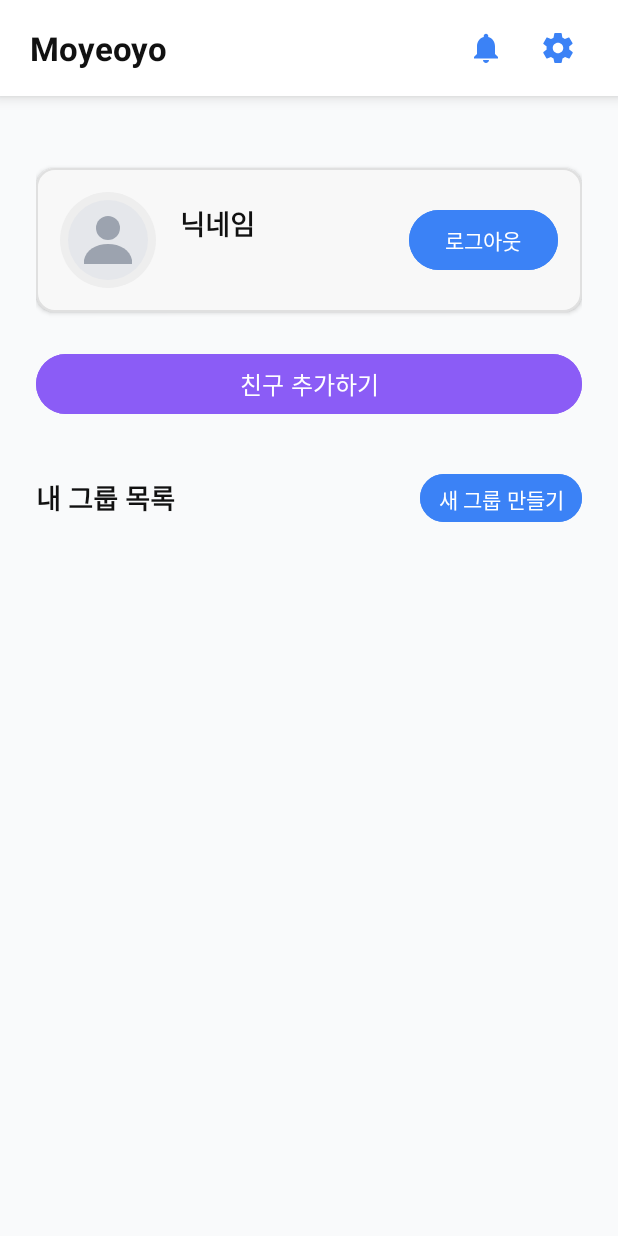
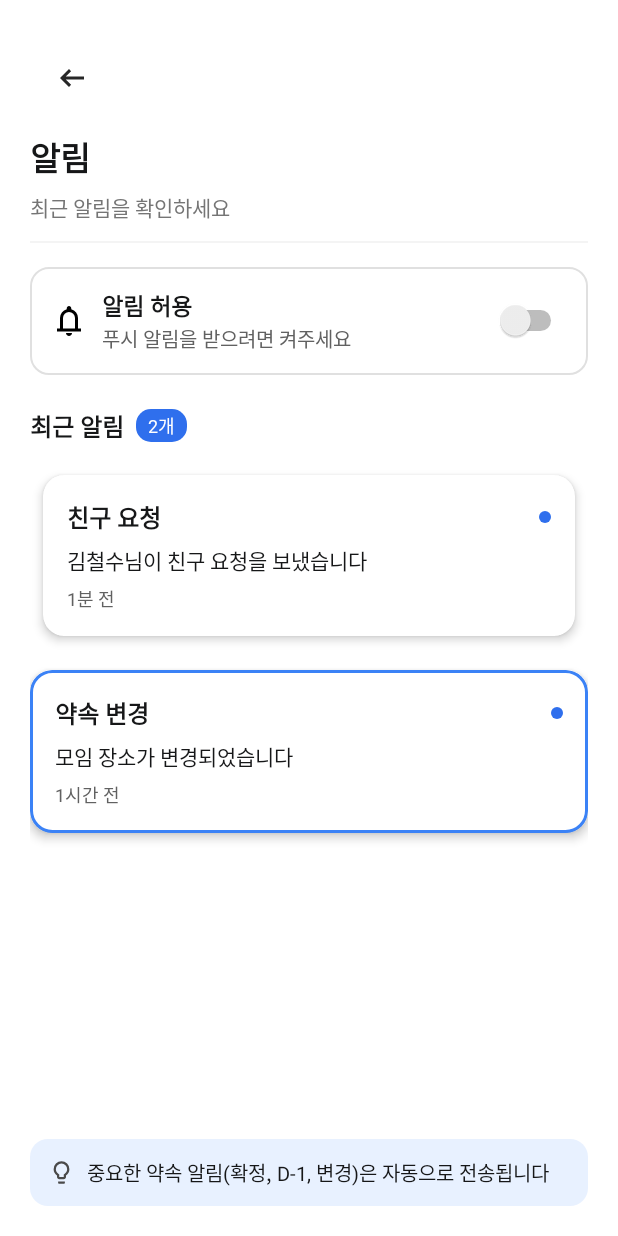
Before and after one commit to TPRPT/Moyeoyo, an Android app: the screen it shows after launch once a user with an empty profile is signed in (MainActivity before the commit, NotificationActivity after it), after a tap on "알림", on a phone screen of 412 x 824 dp. Run offline under Robolectric (Android 15) with nearby library versions, the phone set to English and light mode, and no system bars; our stand-ins replace Dagger/Hilt's generated code, Firebase (no records; nobody signed in at launch, a user with empty details on screens opened directly); pictures from the network do not load.

Commit message:
Feat: 알림 화면 연동

```diff
--- a/app/build.gradle.kts
+++ b/app/build.gradle.kts
@@ -106,6 +106,7 @@ dependencies {
     implementation("com.google.firebase:firebase-storage:22.0.1")
     implementation("com.google.firebase:firebase-messaging:25.0.1")
     implementation("com.google.firebase:firebase-dynamic-links:22.1.0")
+    implementation("com.google.firebase:firebase-messaging:25.0.1")
 
     // Distance Matrix 호출용 (OkHttp)
     implementation("com.squareup.okhttp3:okhttp:4.12.0")
--- a/app/src/main/AndroidManifest.xml
+++ b/app/src/main/AndroidManifest.xml
@@ -40,6 +40,8 @@
         <activity android:name=".ui.place.RecommendedPlaceActivity" />
         <activity android:name=".ui.place.FinalVoteActivity" />
 
+        <activity android:name=".ui.notification.NotificationActivity" />
+
         <activity android:name=".MainActivity"
             android:exported="true">
             <intent-filter>
--- a/app/src/main/java/com/moyeoyo/app/MainActivity.kt
+++ b/app/src/main/java/com/moyeoyo/app/MainActivity.kt
@@ -34,7 +34,8 @@ import kotlinx.coroutines.launch
 import android.app.ProgressDialog
 import dagger.hilt.android.AndroidEntryPoint
 import javax.inject.Inject
-
+// ⭐ NEW: NotificationActivity Import 추가
+import com.moyeoyo.app.ui.notification.NotificationActivity
 
 @AndroidEntryPoint
 class MainActivity : AppCompatActivity() {
@@ -137,9 +138,11 @@ class MainActivity : AppCompatActivity() {
             startActivity(Intent(this, AddFriendActivity::class.java))
         }
 
-        // ⭐ 알림 버튼 클릭 리스너 설정
+        // ⭐ 알림 버튼 클릭 리스너 수정: NotificationActivity로 이동
         btnNotifications.setOnClickListener {
-            showFriendRequestsDialog()
+            // 기존: showFriendRequestsDialog()
+            // 수정: NotificationActivity로 이동하여 알림 화면을 띄움
+            startActivity(Intent(this, NotificationActivity::class.java))
         }
     }
 
@@ -237,6 +240,8 @@ class MainActivity : AppCompatActivity() {
 
     /**
      * 친구 요청 목록을 가져와 다이얼로그로 보여주는 함수 (알림 기능)
+     * 이 함수는 이제 btnNotifications 클릭 리스너에서는 호출되지 않지만,
+     * 알림 화면 내에서 필요한 경우 사용될 수 있습니다.
      */
     private fun showFriendRequestsDialog() {
         lifecycleScope.launch {
--- /dev/null
+++ b/app/src/main/java/com/moyeoyo/app/data/model/NotificationUi.kt
@@ -0,0 +1,8 @@
+package com.moyeoyo.app.data.model
+
+data class NotificationUi(
+    val title: String,
+    val message: String,
+    val time: String,
+    val type: String // friend_request, confirmed, d1, changed, canceled 등 알림 종류
+)
--- /dev/null
+++ b/app/src/main/java/com/moyeoyo/app/data/repository/NotificationRepository.kt
@@ -0,0 +1,39 @@
+package com.moyeoyo.app.data.repository
+
+import com.google.firebase.auth.FirebaseAuth
+import com.google.firebase.firestore.FirebaseFirestore
+import com.moyeoyo.app.data.model.NotificationUi
+import kotlinx.coroutines.tasks.await
+
+class NotificationRepository(
+    private val db: FirebaseFirestore = FirebaseFirestore.getInstance(),
+    private val auth: FirebaseAuth = FirebaseAuth.getInstance()
+) {
+    private val notificationsCollection = db.collection("notifications")
+    private val TAG = "NotificationRepository"
+
+    /**
+     * 현재 사용자의 모든 알림을 Firestore에서 비동기적으로 가져옵니다.
+     * (현재는 더미 데이터를 반환하며, 실제 구현이 필요합니다.)
+     */
+    suspend fun getNotifications(): List<NotificationUi> {
+        val uid = auth.currentUser?.uid ?: return emptyList()
+
+        // TODO: Firestore에서 'receiverUid'가 현재 UID와 일치하는 알림 문서를 쿼리하는 로직을 여기에 구현합니다.
+
+        // 임시로 더미 데이터 반환
+        return listOf(
+            NotificationUi("친구 요청", "김철수님이 친구 요청을 보냈습니다", "1분 전", "friend_request"),
+            NotificationUi("약속 변경", "모임 장소가 변경되었습니다", "1시간 전", "changed")
+        )
+    }
+
+    /**
+     * 알림을 읽음 처리합니다.
+     * @param notificationId 읽음 처리할 알림 문서 ID
+     */
+    suspend fun markAsRead(notificationId: String): Boolean {
+        // TODO: Firestore 문서의 'isRead' 필드를 true로 업데이트하는 로직 구현
+        return true // 임시 반환
+    }
+}
--- /dev/null
+++ b/app/src/main/java/com/moyeoyo/app/ui/notification/NotificationActivity.kt
@@ -0,0 +1,122 @@
+package com.moyeoyo.app.ui.notification
+
+import android.os.Bundle
+import android.util.Log
+import android.view.LayoutInflater
+import android.view.View
+import android.view.ViewGroup
+import android.widget.TextView
+import android.widget.Toast
+import androidx.appcompat.app.AppCompatActivity
+import androidx.appcompat.widget.Toolbar
+import androidx.cardview.widget.CardView
+import androidx.lifecycle.lifecycleScope
+import androidx.recyclerview.widget.LinearLayoutManager
+import androidx.recyclerview.widget.RecyclerView
+import com.moyeoyo.app.R
+import com.moyeoyo.app.data.model.NotificationUi
+import com.moyeoyo.app.data.repository.NotificationRepository
+import kotlinx.coroutines.launch
+
+/**
+ * 알림 목록을 표시하는 Activity로, 모든 UI 로직과 Adapter 구현을 포함합니다.
+ */
+class NotificationActivity : AppCompatActivity() {
+
+    private val notificationRepository = NotificationRepository()
+    private lateinit var recyclerView: RecyclerView
+    private lateinit var tvNotificationCount: TextView
+
+    override fun onCreate(savedInstanceState: Bundle?) {
+        super.onCreate(savedInstanceState)
+        // activity_notification.xml 레이아웃을 직접 사용합니다.
+        setContentView(R.layout.activity_notification)
+
+        // 1. View 초기화
+        recyclerView = findViewById(R.id.recyclerNotifications)
+        tvNotificationCount = findViewById(R.id.tvNotificationCount)
+
+        // 2. 툴바 설정 (뒤로가기 버튼)
+        val toolbar = findViewById<Toolbar>(R.id.toolbar)
+        toolbar.setNavigationOnClickListener {
+            finish() // Activity 종료하여 이전 화면(MainActivity)으로 돌아갑니다.
+        }
+
+        // 3. RecyclerView 설정
+        recyclerView.layoutManager = LinearLayoutManager(this)
+
+        // 4. 알림 데이터 로드 및 표시
+        loadNotifications()
+    }
+
+    /**
+     * NotificationRepository를 사용하여 알림 데이터를 로드하고 UI를 업데이트합니다.
+     */
+    private fun loadNotifications() {
+        lifecycleScope.launch {
+            try {
+                // Repository에서 알림 목록을 가져옵니다. (현재는 더미 데이터 또는 간단한 쿼리 결과)
+                val notifications = notificationRepository.getNotifications()
+
+                // 뷰 업데이트
+                tvNotificationCount.text = "${notifications.size}개"
+                recyclerView.adapter = NotificationAdapter(notifications)
+
+            } catch (e: Exception) {
+                Log.e("NotiActivity", "Failed to load notifications: ${e.message}", e)
+                Toast.makeText(this@NotificationActivity, "알림 목록을 불러오지 못했습니다.", Toast.LENGTH_SHORT).show()
+                tvNotificationCount.text = "0개"
+            }
+        }
+    }
+
+    // =================================================================================
+    // RecyclerView Adapter를 Activity 내부에 정의 (UI 로직 통합)
+    // =================================================================================
+
+    /**
+     * 알림 목록을 표시하는 RecyclerView Adapter
+     */
+    private inner class NotificationAdapter(private val items: List<NotificationUi>) :
+        RecyclerView.Adapter<NotificationAdapter.ViewHolder>() {
+
+        inner class ViewHolder(view: View) : RecyclerView.ViewHolder(view) {
+            // item_notification.xml의 ID를 사용합니다.
+            val title = view.findViewById<TextView>(R.id.tvTitle)
+            val message = view.findViewById<TextView>(R.id.tvMessage)
+            val time = view.findViewById<TextView>(R.id.tvTime)
+            val card = view.findViewById<CardView>(R.id.cardNotification)
+        }
+
+        override fun onCreateViewHolder(parent: ViewGroup, viewType: Int): ViewHolder {
+            val view = LayoutInflater.from(parent.context)
+                .inflate(R.layout.item_notification, parent, false)
+            return ViewHolder(view)
+        }
+
+        override fun getItemCount() = items.size
+
+        override fun onBindViewHolder(holder: ViewHolder, position: Int) {
+            val item = items[position]
+            holder.title.text = item.title
+            holder.message.text = item.message
+            holder.time.text = item.time
+
+            // 알림 타입에 따라 배경 또는 클릭 리스너 설정
+            when (item.type) {
+                "friend_request" -> {
+                    holder.card.setOnClickListener {
+                        Toast.makeText(this@NotificationActivity, "친구 요청 처리 화면으로 이동합니다.", Toast.LENGTH_SHORT).show()
+                        // TODO: 친구 요청 처리 다이얼로그나 Activity 이동 로직 구현
+                    }
+                    // 임시 배경 (프로젝트에 bg_card_highlight 리소스가 있다고 가정)
+                    // holder.card.setBackgroundResource(R.drawable.bg_card_highlight)
+                }
+                "confirmed" -> holder.card.setBackgroundResource(R.drawable.bg_card_confirmed)
+                "d1" -> holder.card.setBackgroundResource(R.drawable.bg_card_d1)
+                "changed" -> holder.card.setBackgroundResource(R.drawable.bg_card_changed)
+                else -> holder.card.setBackgroundResource(R.drawable.bg_card_gray)
+            }
+        }
+    }
+}
--- /dev/null
+++ b/app/src/main/res/drawable/bg_blue_box.xml
@@ -0,0 +1,5 @@
+<shape xmlns:android="http://schemas.android.com/apk/res/android"
+    android:shape="rectangle">
+    <solid android:color="#E8F1FF" />
+    <corners android:radius="12dp" />
+</shape>
--- /dev/null
+++ b/app/src/main/res/drawable/bg_blue_round.xml
@@ -0,0 +1,5 @@
+<shape xmlns:android="http://schemas.android.com/apk/res/android"
+    android:shape="rectangle">
+    <solid android:color="@color/brand_blue" />
+    <corners android:radius="10dp" />
+</shape>
--- /dev/null
+++ b/app/src/main/res/drawable/bg_card_changed.xml
@@ -0,0 +1,12 @@
+<?xml version="1.0" encoding="utf-8"?>
+<shape xmlns:android="http://schemas.android.com/apk/res/android"
+    android:shape="rectangle">
+
+    <solid android:color="@android:color/white" />
+
+    <stroke
+        android:width="2dp"
+        android:color="#3B82F6" /> <corners android:radius="14dp" />
+
+    <padding android:left="1dp" android:top="1dp" android:right="1dp" android:bottom="1dp" />
+</shape>
--- /dev/null
+++ b/app/src/main/res/drawable/bg_card_confirmed.xml
@@ -0,0 +1,12 @@
+<?xml version="1.0" encoding="utf-8"?>
+<shape xmlns:android="http://schemas.android.com/apk/res/android"
+    android:shape="rectangle">
+
+    <solid android:color="@android:color/white" />
+
+    <stroke
+        android:width="2dp"
+        android:color="#10B981" /> <corners android:radius="14dp" />
+
+    <padding android:left="1dp" android:top="1dp" android:right="1dp" android:bottom="1dp" />
+</shape>
--- /dev/null
+++ b/app/src/main/res/drawable/bg_card_d1.xml
@@ -0,0 +1,12 @@
+<?xml version="1.0" encoding="utf-8"?>
+<shape xmlns:android="http://schemas.android.com/apk/res/android"
+    android:shape="rectangle">
+
+    <solid android:color="@android:color/white" />
+
+    <stroke
+        android:width="2dp"
+        android:color="#F59E0B" /> <corners android:radius="14dp" />
+
+    <padding android:left="1dp" android:top="1dp" android:right="1dp" android:bottom="1dp" />
+</shape>
--- /dev/null
+++ b/app/src/main/res/drawable/bg_card_gray.xml
@@ -0,0 +1,12 @@
+<?xml version="1.0" encoding="utf-8"?>
+<shape xmlns:android="http://schemas.android.com/apk/res/android"
+    android:shape="rectangle">
+
+    <solid android:color="@android:color/white" />
+
+    <stroke
+        android:width="1dp"
+        android:color="#E5E7EB" /> <corners android:radius="14dp" />
+
+    <padding android:left="1dp" android:top="1dp" android:right="1dp" android:bottom="1dp" />
+</shape>
--- /dev/null
+++ b/app/src/main/res/drawable/bg_dot.xml
@@ -0,0 +1,4 @@
+<shape xmlns:android="http://schemas.android.com/apk/res/android"
+    android:shape="oval">
+    <solid android:color="@color/brand_blue" />
+</shape>
--- /dev/null
+++ b/app/src/main/res/drawable/ic_bell_24.xml
@@ -0,0 +1,5 @@
+<vector xmlns:android="http://schemas.android.com/apk/res/android" android:height="24dp" android:tint="#000000" android:viewportHeight="960" android:viewportWidth="960" android:width="24dp">
+
+    <path android:fillColor="@android:color/white" android:pathData="M160,760L160,680L240,680L240,400Q240,317 290,252.5Q340,188 420,168L420,140Q420,115 437.5,97.5Q455,80 480,80Q505,80 522.5,97.5Q540,115 540,140L540,168Q620,188 670,252.5Q720,317 720,400L720,680L800,680L800,760L160,760ZM480,460L480,460L480,460L480,460Q480,460 480,460Q480,460 480,460Q480,460 480,460Q480,460 480,460ZM480,880Q447,880 423.5,856.5Q400,833 400,800L560,800Q560,833 536.5,856.5Q513,880 480,880ZM320,680L640,680L640,400Q640,334 593,287Q546,240 480,240Q414,240 367,287Q320,334 320,400L320,680Z"/>
+
+</vector>
--- /dev/null
+++ b/app/src/main/res/drawable/ic_chevron_left_24.xml
@@ -0,0 +1,5 @@
+<vector xmlns:android="http://schemas.android.com/apk/res/android" android:autoMirrored="true" android:height="24dp" android:tint="#272727" android:viewportHeight="960" android:viewportWidth="960" android:width="24dp">
+
+    <path android:fillColor="@android:color/white" android:pathData="M400,720L160,480L400,240L456,298L314,440L800,440L800,520L314,520L456,662L400,720Z"/>
+
+</vector>
--- /dev/null
+++ b/app/src/main/res/drawable/ic_lightbulb_24.xml
@@ -0,0 +1,5 @@
+<vector xmlns:android="http://schemas.android.com/apk/res/android" android:height="24dp" android:tint="#4A4A4A" android:viewportHeight="960" android:viewportWidth="960" android:width="24dp">
+
+    <path android:fillColor="@android:color/white" android:pathData="M400,720Q367,720 343.5,696.5Q320,673 320,640L320,590Q263,551 231.5,490Q200,429 200,360Q200,243 281.5,161.5Q363,80 480,80Q597,80 678.5,161.5Q760,243 760,360Q760,429 728.5,489.5Q697,550 640,590L640,640Q640,673 616.5,696.5Q593,720 560,720L400,720ZM400,640L560,640Q560,640 560,640Q560,640 560,640L560,548L594,524Q635,496 657.5,452.5Q680,409 680,360Q680,277 621.5,218.5Q563,160 480,160Q397,160 338.5,218.5Q280,277 280,360Q280,409 302.5,452.5Q325,496 366,524L400,548L400,640Q400,640 400,640Q400,640 400,640ZM400,880Q383,880 371.5,868.5Q360,857 360,840L360,800L600,800L600,840Q600,857 588.5,868.5Q577,880 560,880L400,880ZM480,360Q480,360 480,360Q480,360 480,360L480,360L480,360Q480,360 480,360Q480,360 480,360Q480,360 480,360Q480,360 480,360Q480,360 480,360Q480,360 480,360Q480,360 480,360Q480,360 480,360L480,360L480,360Q480,360 480,360Q480,360 480,360Z"/>
+
+</vector>
--- /dev/null
+++ b/app/src/main/res/layout/activity_notification.xml
@@ -0,0 +1,152 @@
+<?xml version="1.0" encoding="utf-8"?>
+<LinearLayout xmlns:android="http://schemas.android.com/apk/res/android"
+    xmlns:app="http://schemas.android.com/apk/res-auto"
+    android:orientation="vertical"
+    android:layout_width="match_parent"
+    android:layout_height="match_parent"
+    android:padding="20dp"
+    android:background="@color/white">
+
+    <!-- 상단 툴바 (뒤로가기 전용) -->
+    <androidx.appcompat.widget.Toolbar
+        android:id="@+id/toolbar"
+        android:layout_width="match_parent"
+        android:layout_height="wrap_content"
+        android:background="@null"
+        app:navigationIcon="@drawable/ic_chevron_left_24"
+        android:contentInsetStartWithNavigation="0dp"
+        android:paddingBottom="4dp" />
+
+    <!-- ✅ 툴바 밑에 타이틀 따로 표시 -->
+    <TextView
+        android:layout_width="wrap_content"
+        android:layout_height="wrap_content"
+        android:id="@+id/tvPageTitle"
+        android:text="알림"
+        android:textStyle="bold"
+        android:textColor="@color/black"
+        android:textSize="22sp"
+        android:layout_marginTop="4dp" />
+
+    <TextView
+        android:layout_width="wrap_content"
+        android:layout_height="wrap_content"
+        android:layout_marginTop="6dp"
+        android:text="최근 알림을 확인하세요"
+        android:textColor="@color/gray_600"
+        android:textSize="14sp" />
+
+    <!-- 구분선 -->
+    <View
+        android:layout_marginTop="12dp"
+        android:layout_width="match_parent"
+        android:layout_height="1dp"
+        android:background="@color/gray_light" />
+
+    <!-- 알림 허용 스위치 박스 -->
+    <LinearLayout
+        android:layout_marginTop="16dp"
+        android:orientation="horizontal"
+        android:gravity="center_vertical"
+        android:padding="14dp"
+        android:background="@drawable/bg_card"
+        android:layout_width="match_parent"
+        android:layout_height="wrap_content">
+
+        <ImageView
+            android:src="@drawable/ic_bell_24"
+            android:layout_width="24dp"
+            android:layout_height="24dp" />
+
+        <LinearLayout
+            android:orientation="vertical"
+            android:layout_marginStart="10dp"
+            android:layout_width="0dp"
+            android:layout_height="wrap_content"
+            android:layout_weight="1">
+            <TextView
+                android:layout_width="wrap_content"
+                android:layout_height="wrap_content"
+                android:text="알림 허용"
+                android:textSize="15sp"
+                android:textColor="@color/black"
+                android:textStyle="bold" />
+            <TextView
+                android:layout_width="wrap_content"
+                android:layout_height="wrap_content"
+                android:text="푸시 알림을 받으려면 켜주세요"
+                android:textSize="13sp"
+                android:textColor="@color/gray_700" />
+        </LinearLayout>
+
+        <Switch
+            android:id="@+id/switchNotification"
+            android:checked="false"
+            android:layout_width="wrap_content"
+            android:layout_height="wrap_content" />
+    </LinearLayout>
+
+    <!-- 최근 알림 타이틀 -->
+    <LinearLayout
+        android:layout_marginTop="22dp"
+        android:orientation="horizontal"
+        android:layout_width="match_parent"
+        android:layout_height="wrap_content"
+        android:gravity="center_vertical">
+
+        <TextView
+            android:layout_width="wrap_content"
+            android:layout_height="wrap_content"
+            android:text="최근 알림"
+            android:textStyle="bold"
+            android:textSize="16sp"
+            android:textColor="@color/black" />
+
+        <TextView
+            android:id="@+id/tvNotificationCount"
+            android:text="3개"
+            android:layout_marginStart="8dp"
+            android:paddingHorizontal="8dp"
+            android:paddingVertical="2dp"
+            android:background="@drawable/bg_blue_round"
+            android:textColor="@color/white"
+            android:textSize="12sp"
+            android:layout_width="wrap_content"
+            android:layout_height="wrap_content" />
+    </LinearLayout>
+
+    <!-- 알림 리스트 -->
+    <androidx.recyclerview.widget.RecyclerView
+        android:id="@+id/recyclerNotifications"
+        android:layout_width="match_parent"
+        android:layout_height="0dp"
+        android:layout_weight="1"
+        android:layout_marginTop="10dp" />
+
+    <!-- 하단 안내문 -->
+    <LinearLayout
+        android:layout_marginTop="12dp"
+        android:orientation="horizontal"
+        android:padding="12dp"
+        android:background="@drawable/bg_blue_box"
+        android:gravity="center_vertical"
+        android:layout_width="match_parent"
+        android:layout_height="wrap_content">
+
+        <ImageView
+            android:layout_width="18dp"
+            android:layout_height="18dp"
+            android:src="@drawable/ic_lightbulb_24" />
+
+        <TextView
+            android:layout_marginStart="8dp"
+            android:text="중요한 약속 알림(확정, D-1, 변경)은 자동으로 전송됩니다"
+            android:textColor="@color/black"
+            android:textSize="13sp"
+            android:lineSpacingExtra="2dp"
+            android:layout_width="0dp"
+            android:layout_height="wrap_content"
+            android:layout_weight="1" />
+    </LinearLayout>
+
+</LinearLayout>
--- /dev/null
+++ b/app/src/main/res/layout/item_notification.xml
@@ -0,0 +1,68 @@
+<?xml version="1.0" encoding="utf-8"?>
+<androidx.cardview.widget.CardView xmlns:android="http://schemas.android.com/apk/res/android"
+    xmlns:app="http://schemas.android.com/apk/res-auto"
+    android:id="@+id/cardNotification"
+    android:layout_width="match_parent"
+    android:layout_height="wrap_content"
+    android:layout_marginBottom="12dp"
+    android:elevation="2dp"
+    app:cardCornerRadius="14dp"
+    app:cardElevation="4dp"
+    app:cardUseCompatPadding="true"
+    android:foreground="?android:attr/selectableItemBackground">
+
+    <LinearLayout
+        android:orientation="vertical"
+        android:padding="16dp"
+        android:layout_width="match_parent"
+        android:layout_height="wrap_content">
+
+        <!-- 제목 + 상태점 -->
+        <LinearLayout
+            android:orientation="horizontal"
+            android:layout_width="match_parent"
+            android:layout_height="wrap_content"
+            android:gravity="center_vertical">
+
+            <!-- 제목 -->
+            <TextView
+                android:id="@+id/tvTitle"
+                android:text="약속 확정"
+                android:textColor="@color/black"
+                android:textStyle="bold"
+                android:textSize="16sp"
+                android:layout_width="0dp"
+                android:layout_height="wrap_content"
+                android:layout_weight="1" />
+
+            <!-- 상태점 -->
+            <View
+                android:layout_width="8dp"
+                android:layout_height="8dp"
+                android:layout_marginStart="4dp"
+                android:background="@drawable/bg_dot" />
+        </LinearLayout>
+
+        <!-- 메시지 -->
+        <TextView
+            android:id="@+id/tvMessage"
+            android:text="대학 동기들 모임이 10월 20일 18:00로 확정되었습니다."
+            android:layout_marginTop="6dp"
+            android:textColor="@color/black"
+            android:textSize="14sp"
+            android:lineSpacingExtra="2dp"
+            android:layout_width="match_parent"
+            android:layout_height="wrap_content" />
+
+        <!-- 시간 -->
+        <TextView
+            android:id="@+id/tvTime"
+            android:text="방금 전"
+            android:layout_marginTop="6dp"
+            android:textColor="@color/gray_700"
+            android:textSize="12sp"
+            android:layout_width="wrap_content"
+            android:layout_height="wrap_content" />
+    </LinearLayout>
+
+</androidx.cardview.widget.CardView>
--- a/app/src/main/res/values/colors.xml
+++ b/app/src/main/res/values/colors.xml
@@ -1,23 +1,68 @@
 <?xml version="1.0" encoding="utf-8"?>
 <resources>
-    <color name="black">#FF000000</color>
-    <color name="white">#FFFFFFFF</color>
 
-    <color name="gray_600">#4B5563</color>
-    <color name="gray_500">#6B7280</color>
+    <!-- Gray Scale -->
     <color name="gray_100">#F3F4F6</color>
     <color name="gray_300">#D1D5DB</color>
-    <color name="gray_700">#374151</color>
+    <color name="gray_500">#6B7280</color>
+    <color name="gray_600">#757575</color> <!-- 최신 디자인이 이 값 -->
+    <color name="gray_700">#616161</color> <!-- 최신 디자인이 이 값 -->
+    <color name="gray_light">#F4F4F4</color>
+    <color name="light_gray">#E0E0E0</color>
+    <color name="light_gray_bg">#F5F5F5</color>
+    <color name="divider">#E9E9EF</color>
+    <color name="divider_gray">#E9E9EF</color>
+
+    <!-- Text Colors -->
+    <color name="text_primary">#161718</color>
+    <color name="text_secondary">#6D6E73</color> <!-- 최신 디자인 유지 -->
+
+    <!-- Blues -->
     <color name="blue_500">#3B82F6</color>
+    <color name="blue_800">#1E40AF</color>
     <color name="blue_900">#1E3A8A</color>
-    <color name="blue_800">#1E40AF</color>
+    <color name="brand_blue">#2F6FED</color>
+    <color name="blue">#66A9FF</color>
+    <color name="blue_light">#E8F1FF</color>
+    <color name="light_blue">#F5F5F5</color>
+    <color name="background_light_blue">#F2F6FF</color>
+
+    <!-- Greens -->
+    <color name="brand_green">#0F9D58</color>
+    <color name="green_700">#2E7D32</color>
+    <color name="light_green">#E6F4EA</color>
+    <color name="green_light">#E5F7E9</color>
+
+    <!-- Oranges -->
+    <color name="brand_orange">#E07A27</color>
+    <color name="orange_light">#FFF1E5</color>
+    <color name="background_light_orange">#FFF8F2</color>
+
+    <!-- Purple -->
+    <color name="brand_purple">#6B4DE6</color>
+    <color name="brand_purple_dark">#4C2ED9</color>
+
+    <!-- Kakao -->
     <color name="kakao_yellow">#FEE500</color>
-    <color name="text_secondary">#6B7280</color>
-    <color name="light_gray">#E5E7EB</color>
-    <color name="brand_blue">#3B82F6</color>
-    <color name="brand_green">#10B981</color>
-    <color name="green_700">#047857</color>
-    <color name="badge_blue_text">#1E40AF</color>
 
+    <!-- Badge / Misc -->
+    <color name="badge_blue_text">#2F6FED</color>
+    <color name="badge_blue_bg">#E8F0FF</color>
+    <color name="badge_green_text">#0F9D58</color>
+    <color name="badge_green_bg">#E6F4EA</color>
+    <color name="badge_gray_text">#6D6E73</color>
+    <color name="badge_orange_text">#E07A27</color>
+
+    <!-- Others -->
     <color name="color_primary">#6C5CE7</color>
+    <color name="white">#FFFFFF</color>
+    <color name="black">#161718</color>
+    <color name="surface_bg">#F7F7FB</color>
+    <color name="bg_surface">#F9F6FF</color>
+    <color name="shadow_hint">#14000000</color>
+    <color name="vote_done_bg">#E6F4EA</color>
+    <color name="vote_done_text">#0F9D58</color>
+    <color name="button_gray_inactive">#7C7C85</color>
+    <color name="button_black_active">#1A1A1F</color>
+
 </resources>
```
Also changed, not shown: app/src/main/res/drawable/bg_card.xml (line endings or trailing spaces).
